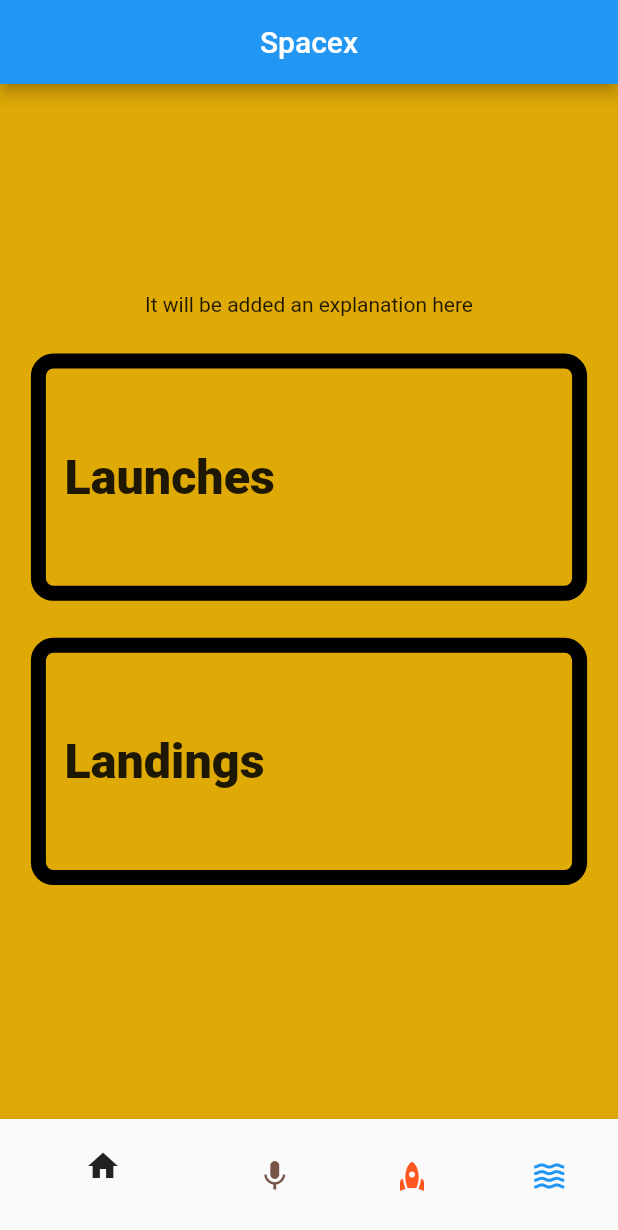
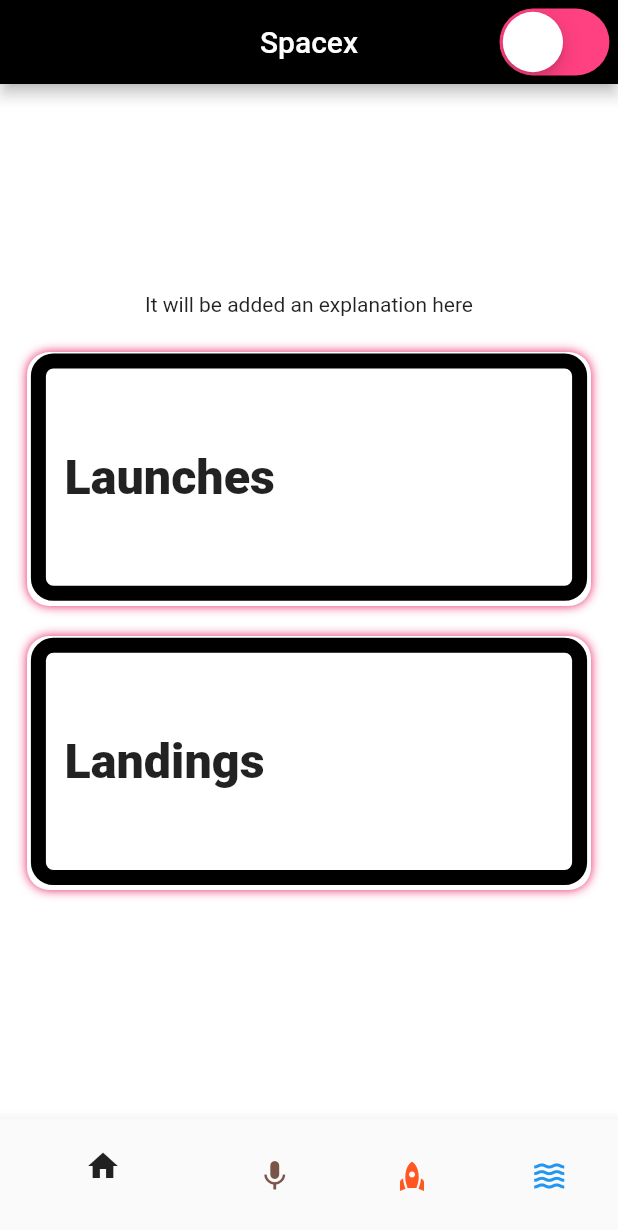
Before and after one commit to filizsenturk/spacex_tracker, a Flutter app: the screen it shows after launch, on a phone screen of 412 x 824 dp. Shown: the top 1230 px of the screen. Run offline on Flutter 3.47's test engine with Material 2 defaults, Android fonts, the phone set to English and light mode, and no system bars; our stand-ins replace equatable, flutter_bloc, google_fonts, graphql, graphql_flutter, logger and 1 more; missing offline and left inert: artemis, gql, graphql_flutter_bloc; Roboto replaces fonts that are missing (Abel).

Commit message:
theme of dark and light added

```diff
--- /dev/null
+++ b/lib/logic/cubit/theme_cubit/theme_cubit.dart
@@ -0,0 +1,17 @@
+import 'package:flutter/material.dart';
+import 'package:flutter_bloc/flutter_bloc.dart';
+import 'package:spacex_tracker/utilities/app_theme.dart';
+
+part 'theme_state.dart';
+
+class ThemeCubit extends Cubit<AppThemeState> {
+  ThemeCubit() : super(LightThemeState());
+
+  toggleDarkMode() {
+    if (state is LightThemeState) {
+      emit(DarkThemeState());
+    } else {
+      emit(LightThemeState());
+    }
+  }
+}
--- /dev/null
+++ b/lib/logic/cubit/theme_cubit/theme_state.dart
@@ -0,0 +1,17 @@
+part of 'theme_cubit.dart';
+
+abstract class AppThemeState {
+  final ThemeData theme;
+
+  AppThemeState({required this.theme});
+}
+
+class LightThemeState extends AppThemeState {
+  static final state = AppTheme.light();
+  LightThemeState() : super(theme: state);
+}
+
+class DarkThemeState extends AppThemeState {
+  static final state = AppTheme.dark();
+  DarkThemeState() : super(theme: state);
+}
--- a/lib/main.dart
+++ b/lib/main.dart
@@ -1,4 +1,5 @@
 import 'package:flutter/material.dart';
+import 'package:flutter/services.dart';
 import 'package:flutter_bloc/flutter_bloc.dart';
 import 'package:flutter_localizations/flutter_localizations.dart';
 import 'package:graphql_flutter/graphql_flutter.dart';
@@ -11,28 +12,26 @@ import 'package:spacex_tracker/logic/bloc/rocket_bloc/rocket_detail_info.dart';
 import 'package:spacex_tracker/logic/cubit/bottom_nav_index_cubit.dart';
 import 'package:spacex_tracker/logic/cubit/is_detail_selected_cubit/is_detail_selected_cubit.dart';
 import 'package:spacex_tracker/logic/cubit/select_details_cubit/select_details_cubit.dart';
+import 'package:spacex_tracker/logic/cubit/theme_cubit/theme_cubit.dart';
 import 'package:spacex_tracker/screens/home_screen.dart';
 
 
 GraphQLCache cache = GraphQLCache();
 
-Future<void> main() async {
- /*final HttpLink httpLink = HttpLink(API_URL);
- ValueNotifier<GraphQLClient> client= ValueNotifier(GraphQLClient(
-     link: httpLink,
-     cache: GraphQLCache(store:InMemoryStore())
- ));
- // todo bu kısmı düzenle providere ayır clientı çağıramadım rocketsScreenBody de
- var app = GraphQLProvider(client: client,child: MyApp(),);
-  */
+ main() async {
   runApp(MyApp());
-
 }
 
-class MyApp extends StatelessWidget {
+class MyApp extends StatefulWidget {
    MyApp({Key? key}) : super(key: key);
+
+  @override
+  State<MyApp> createState() => _MyAppState();
+}
+
+class _MyAppState extends State<MyApp> {
   RocketDetailInfo rocketDetailInfo =RocketDetailInfo();
-  // This widget is the root of your application.
+
   @override
   Widget build(BuildContext context) {
     return MultiBlocProvider(providers: [
@@ -41,12 +40,18 @@ class MyApp extends StatelessWidget {
       BlocProvider(create: (context)=>IsDetailSelectedCubit()),
       BlocProvider(create: (context)=>SelectDetailsCubit()),
       BlocProvider(create: (context)=>RocketBloc(rocketDetailInfo: rocketDetailInfo)..add(RocketNotSelected())),
+      BlocProvider(create: (context)=>ThemeCubit()),
     ],
       child: Sizer(
         builder: (BuildContext context, Orientation orientation, DeviceType deviceType) {
           return GraphqlProvider(
             uri: API_URL,
-            child: const MaterialApp(
+            child: AnnotatedRegion<SystemUiOverlayStyle>(
+              value: (context.read<ThemeCubit>().state is LightThemeState)
+                  ? SystemUiOverlayStyle.dark
+                  : SystemUiOverlayStyle.light,
+              child:  MaterialApp(
+                theme: context.watch<ThemeCubit>().state.theme,
                 home:  HomeScreen(),
                 supportedLocales:[
                   Locale("en",""),
@@ -59,20 +64,12 @@ class MyApp extends StatelessWidget {
                   GlobalWidgetsLocalizations.delegate,
                 ],
               ),
+            ),
           );
         },
 
       ),
     );
-    /*MultiRepositoryProvider(
 
-      providers:  [
-
-      ], child: MultiBlocProvider(
-      providers: [
-
-      ], child: HomeScreen(),
-    ),
-    );*/
   }
 }
--- a/lib/screens/home_screen.dart
+++ b/lib/screens/home_screen.dart
@@ -1,26 +1,45 @@
+import 'package:flutter/cupertino.dart';
 import 'package:flutter/material.dart';
 import 'package:flutter_bloc/flutter_bloc.dart';
+import 'package:sizer/sizer.dart';
 import 'package:spacex_tracker/constants/strings.dart';
 import 'package:spacex_tracker/logic/bloc/rocket_bloc/rocket_bloc.dart';
 import 'package:spacex_tracker/logic/cubit/bottom_nav_index_cubit.dart';
 import 'package:spacex_tracker/logic/cubit/is_detail_selected_cubit/is_detail_selected_cubit.dart';
+import 'package:spacex_tracker/logic/cubit/theme_cubit/theme_cubit.dart';
 import 'package:spacex_tracker/screens/bottom_nav_bar.dart';
 import 'package:spacex_tracker/screens/home_screen_body.dart';
 import 'package:spacex_tracker/screens/missions_screen/missions_screen.dart';
 import 'package:spacex_tracker/screens/rockets_screen/rocket_details_screen/rocket_details_screen.dart';
 import 'package:spacex_tracker/screens/rockets_screen/rockets_screen.dart';
 import 'package:spacex_tracker/screens/ships_screen/ships_screen.dart';
+import 'package:spacex_tracker/utilities/app_theme.dart';
+
+import '../helper/provider/graphql_provider.dart';
 
 class HomeScreen extends StatelessWidget {
   static const routeName = '/';
  const  HomeScreen({Key? key}) : super(key: key);
 
+  changeDarkModeTo({required bool darkActive, required BuildContext context}) async {
+    log.i("Toggle Dark mode && Toggle Dark mode to :$darkActive");
+    context.read<ThemeCubit>().toggleDarkMode();
+  }
+
   @override
   Widget build(BuildContext context) {
+
     bool  isSelected = context.read<IsDetailSelectedCubit>().getDetailSelected();
     return Scaffold(
-      backgroundColor: Colors.amber,
-      appBar: AppBar(centerTitle: true,title: Text(Strings.C_SPACEX),),
+      backgroundColor: Theme.of(context).homeScreenBackgroundColor,
+      appBar: AppBar(
+        backgroundColor: Theme.of(context).appBarBackgroundColor ,
+        centerTitle: true,title: Text(Strings.C_SPACEX),
+      actions: [
+        buildModeSwitcher(context)
+
+      ],
+      ),
       body: BlocBuilder<BottomNavIndexCubit, int>(builder: (context, state) {
         int myIndex = context.read<BottomNavIndexCubit>().getIndex();
 
@@ -47,4 +66,29 @@ class HomeScreen extends StatelessWidget {
       bottomNavigationBar: BottomNavBar(),
     );
   }
+
+
+  Container buildModeSwitcher(context) {
+    return Container(
+      height: 1.h,
+      child: FittedBox(
+        fit: BoxFit.fill,
+        child: BlocBuilder<ThemeCubit, AppThemeState>(
+          builder: (context, state) {
+            return CupertinoSwitch(
+              activeColor: Colors.yellow,
+              trackColor: Colors.pinkAccent,
+              value: context.watch<ThemeCubit>().state.theme == AppTheme.darkTheme,
+              onChanged: (bool value) {
+                log.i("Selected value $value");
+                changeDarkModeTo(
+                  darkActive: value,context:context
+                );
+              },
+            );
+          },
+        ),
+      ),
+    );
+  }
 }
--- a/lib/screens/home_screen_body.dart
+++ b/lib/screens/home_screen_body.dart
@@ -3,6 +3,7 @@ import 'package:flutter/material.dart';
 import 'package:logger/logger.dart';
 import 'package:sizer/sizer.dart';
 import 'package:spacex_tracker/generated/l10n.dart';
+import 'package:spacex_tracker/utilities/app_theme.dart';
 import 'package:spacex_tracker/utilities/logger/simple_log_printer.dart';
 import 'package:spacex_tracker/widgets/home_screen_card.dart';
 
@@ -21,7 +22,8 @@ class HomeScreenBody extends StatelessWidget {
 
   @override
   Widget build(BuildContext context) {
-    return Scaffold(backgroundColor:  Colors.black12,
+    return Scaffold(
+      backgroundColor:  Theme.of(context).homeScreenBackgroundColor,
     body: Center(
         child: Container(
           padding: EdgeInsets.only(left: 5.w,right: 5.w,top: 5.h),
--- /dev/null
+++ b/lib/utilities/app_theme.dart
@@ -0,0 +1,68 @@
+import 'package:flutter/material.dart';
+import 'package:spacex_tracker/utilities/colors.dart';
+
+class AppTheme {
+  const AppTheme._();
+
+  static final lightTheme = ThemeData(
+    brightness: Brightness.light,
+    primaryColor: AppColors.lightPrimaryColor,
+    backgroundColor: AppColors.lightModeBackgroundColor,
+    visualDensity: VisualDensity.adaptivePlatformDensity,
+    iconTheme: IconThemeData(
+      color: AppColors.lightIconColor,
+    ),
+    floatingActionButtonTheme: FloatingActionButtonThemeData(
+      backgroundColor: AppColors.darkPrimaryColor,
+    ),
+    errorColor: AppColors.lightErrorColor,
+  );
+
+  static final darkTheme = ThemeData(
+    brightness: Brightness.dark,
+    primaryColor: AppColors.darkPrimaryColor,
+    backgroundColor: AppColors.darkModeBackgroundColor,
+    floatingActionButtonTheme: FloatingActionButtonThemeData(
+      backgroundColor: AppColors.darkPrimaryColor,
+    ),
+    iconTheme: IconThemeData(
+      color: AppColors.darkIconColor,
+    ),
+    visualDensity: VisualDensity.adaptivePlatformDensity,
+    errorColor: AppColors.darkErrorColor,
+  );
+
+  static ThemeData light() {
+    return lightTheme;
+  }
+
+  static ThemeData dark() {
+    return darkTheme;
+  }
+}
+
+extension ThemeExtras on ThemeData {
+
+  Color get homeScreenBackgroundColor => this.brightness == Brightness.light
+      ? AppColors.lightHomeScreenBackgroundColor
+      : AppColors.darkHomeScreenBackGroundColor;
+
+  Color get bottomNavBarBackgroundColor => this.brightness == Brightness.light
+      ? AppColors.lightBottomNavBarBackgroundColor
+      : AppColors.darkBottomNavBarBackgroundColor;
+
+  Color get homeCardBackgrounColor => this.brightness == Brightness.light
+      ? AppColors.lightHomeCardBackgroundColor
+      : AppColors.darkHomeCardBackgroundColor;
+
+  Color get homeCardBorderColor => this.brightness == Brightness.light
+      ? AppColors.lightHomeCardBorderColor
+      : AppColors.darkHomeCardBorderColor;
+
+  Color get appBarBackgroundColor => this.brightness == Brightness.light
+      ? AppColors.lightHomeCardBorderColor
+      : AppColors.darkHomeCardBorderColor;
+
+
+
+}
--- a/lib/utilities/colors.dart
+++ b/lib/utilities/colors.dart
@@ -4,13 +4,26 @@ import 'package:spacex_tracker/utilities/hex_colors.dart';
 ///the app colors here
 class AppColors {
   ///darkColors
-  static final darkModeBackgroundColor = HexColor("#020202");
-
+  static final darkModeBackgroundColor = HexColor("#000000");
+  static final darkHomeScreenBackGroundColor = HexColor('#000000');
+  static final darkPrimaryColor = HexColor('#000000');
+  static final darkIconColor = HexColor('#000000');
+  static final darkErrorColor =  HexColor('#EA0051');
+  static final darkHomeCardBackgroundColor =  HexColor('#000000');
+  static final darkHomeCardBorderColor =  HexColor('#FFFFFF');
+  static final darkBottomNavBarBackgroundColor =  HexColor('#F2F2F2');
+  static final darkAppBarBackgroundColor =  HexColor('#E9EBF8');
 
 
   ///Light colors
   static final lightModeBackgroundColor = HexColor("#FDFEFF");
-
-
+  static final lightHomeScreenBackgroundColor = HexColor('#FFFFFF');
+  static final lightPrimaryColor = HexColor('#FFFFFF');
+  static final lightIconColor = HexColor('#FFFFFF');
+  static final lightErrorColor =  HexColor('#EA0051');
+  static final lightHomeCardBackgroundColor =  HexColor('#FFFFFF');
+  static final lightHomeCardBorderColor =  HexColor('#000000');
+  static final lightBottomNavBarBackgroundColor =  HexColor('#F2F2F2');
+  static final lightAppBarBackgroundColor =  HexColor('#E9EBF8');
 
 }
--- a/lib/widgets/home_screen_card.dart
+++ b/lib/widgets/home_screen_card.dart
@@ -3,6 +3,7 @@ import 'package:flutter/material.dart';
 import 'package:google_fonts/google_fonts.dart';
 import 'package:sizer/sizer.dart';
 import 'package:spacex_tracker/local_data/local_helper.dart';
+import 'package:spacex_tracker/utilities/app_theme.dart';
 
 class HomeScreenCard extends StatelessWidget {
   final String title;
@@ -18,8 +19,18 @@ class HomeScreenCard extends StatelessWidget {
         width: 100.w,
         height: 20.h,
         decoration: BoxDecoration(
-          border: Border.all(color:Colors.black,width: 10),
+          color: Theme.of(context).homeCardBackgrounColor,
+          border: Border.all(color:Theme.of(context).homeCardBorderColor,width: 10),
           borderRadius: BorderRadius.circular(15),
+          boxShadow: const [
+            BoxShadow(
+              color: Colors.pink,
+              spreadRadius: 2,
+              blurStyle: BlurStyle.outer,
+              blurRadius: 5,
+              offset: Offset(0, 1), // changes position of shadow
+            ),
+          ],
         ),
         child: Column(
           crossAxisAlignment: CrossAxisAlignment.start,
```
Also changed, not shown: lib/helper/local_data/preferences_helper.dart (added, +100 -0 lines), lib/screens/rockets_screen/rockets_screen_body.dart (+0 -22 lines). Lines whose indentation alone changed are shown as unchanged.
